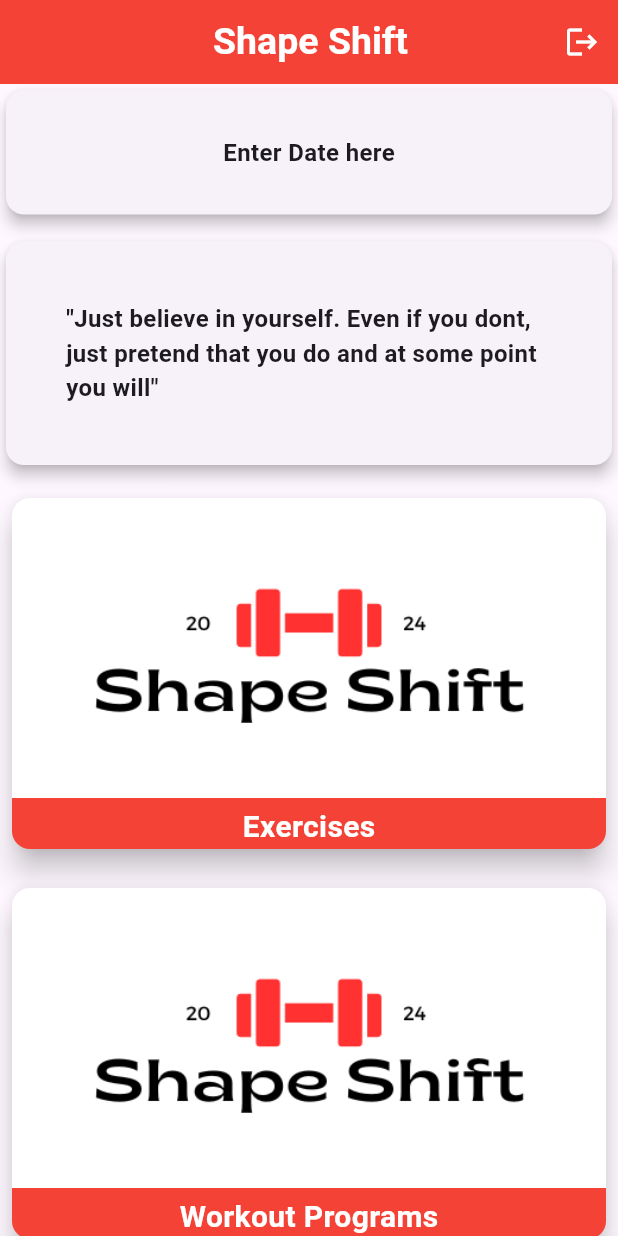
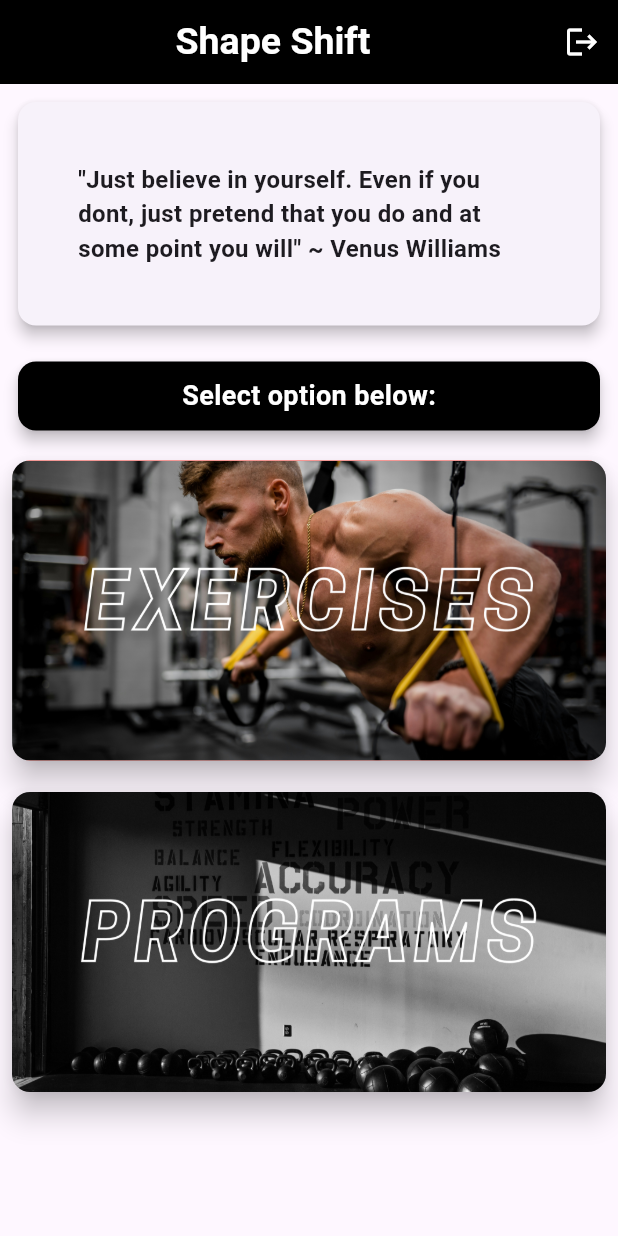
Before and after one commit to ReinoRabbit/personal_project, a Flutter app: the screen it shows once a user with an empty profile is signed in, on a phone screen of 412 x 824 dp. Run offline on Flutter 3.47's test engine with Material 3 defaults, Android fonts, the light colour scheme and no system bars; our stand-ins replace firebase_auth, firebase_core; accounts and stored records are empty; network calls fail.

Commit message:
fully built dashboard page

```diff
--- a/lib/components/button_reusable.dart
+++ b/lib/components/button_reusable.dart
@@ -11,9 +11,9 @@ Container reusableButton (BuildContext context, bool isLogin, Function onTap) {
       style: ButtonStyle(
         backgroundColor: MaterialStateProperty.resolveWith((states) {
           if (states.contains(MaterialState.pressed)) {
-            return Colors.green;
+            return Colors.deepPurple;
           }
-          return Colors.red;
+          return Colors.black;
         }),
         shape: MaterialStateProperty.all<RoundedRectangleBorder>(
           RoundedRectangleBorder(borderRadius: BorderRadius.circular(20))
--- a/lib/ui/dashboard_page.dart
+++ b/lib/ui/dashboard_page.dart
@@ -1,5 +1,7 @@
 import 'package:firebase_auth/firebase_auth.dart';
 import 'package:flutter/material.dart';
+import 'package:personal_project/ui/exercises_page.dart';
+import 'package:personal_project/ui/programs_page.dart';
 
 class DashboardPage extends StatefulWidget {
   const DashboardPage({super.key});
@@ -16,11 +18,11 @@ class _DashboardPageState extends State<DashboardPage> {
   Widget build(BuildContext context) {
     return Scaffold(
       appBar: AppBar(
-        title: const Center(child: Padding(
-          padding: EdgeInsets.only(left: 50),
-          child: Text("Shape Shift", style: TextStyle(fontSize: 25, fontWeight: FontWeight.bold, color: Colors.white)),
-        )),
-        backgroundColor: Colors.red,
+        title: const Center(child:
+          Text("Shape Shift", style: TextStyle(fontSize: 25, fontWeight: FontWeight.bold, color: Colors.white)),
+        ),
+        iconTheme: const IconThemeData(color: Colors.black),
+        backgroundColor: Colors.black,
         elevation: 0,
         actions: <Widget>[IconButton(icon: const Icon(Icons.logout), color: Colors.white, onPressed: () {
           FirebaseAuth.instance.signOut();
@@ -32,21 +34,24 @@ class _DashboardPageState extends State<DashboardPage> {
         child: Column(
             crossAxisAlignment: CrossAxisAlignment.start,
             children: <Widget>[
-              SizedBox(
-                width: double.infinity, // Set width to 100%
-                child: Card(
-                  elevation: 4,
-                  shape: RoundedRectangleBorder(
-                    borderRadius: BorderRadius.circular(12.0),
-                  ),
-                  child: const Padding(
-                    padding: EdgeInsets.all(30.0),
-                    child: Center(
-                      child: Text(
-                        'Enter Date here',
-                        style: TextStyle(
-                          fontSize: 16.0,
-                          fontWeight: FontWeight.bold,
+              Padding(
+                padding: const EdgeInsets.all(8.0),
+                child: SizedBox(
+                  width: double.infinity,
+                  child: Card(
+                    elevation: 4,
+                    shape: RoundedRectangleBorder(
+                      borderRadius: BorderRadius.circular(12.0),
+                    ),
+                    child: const Padding(
+                      padding: EdgeInsets.all(40.0),
+                      child: Center(
+                        child: Text(
+                          '"Just believe in yourself. Even if you dont, just pretend that you do and at some point you will" ~ Venus Williams',
+                          style: TextStyle(
+                            fontSize: 16.0,
+                            fontWeight: FontWeight.bold,
+                          ),
                         ),
                       ),
                     ),
@@ -54,25 +59,29 @@ class _DashboardPageState extends State<DashboardPage> {
                 ),
               ),
 
-              // 2nd card
 
-              const SizedBox(height: 10),
+              //second card
 
-              SizedBox(
-                width: double.infinity,
-                child: Card(
-                  elevation: 4,
-                  shape: RoundedRectangleBorder(
-                    borderRadius: BorderRadius.circular(12.0),
-                  ),
-                  child: const Padding(
-                    padding: EdgeInsets.all(40.0),
-                    child: Center(
-                      child: Text(
-                        '"Just believe in yourself. Even if you dont, just pretend that you do and at some point you will"',
-                        style: TextStyle(
-                          fontSize: 16.0,
-                          fontWeight: FontWeight.bold,
+              Padding(
+                padding: const EdgeInsets.all(8.0),
+                child: SizedBox(
+                  width: double.infinity, // Set width to 100%
+                  child: Card(
+                    color: Colors.black,
+                    elevation: 4,
+                    shape: RoundedRectangleBorder(
+                      borderRadius: BorderRadius.circular(12.0),
+                    ),
+                    child: const Padding(
+                      padding: EdgeInsets.all(10.0),
+                      child: Center(
+                        child: Text(
+                          'Select option below:',
+                          style: TextStyle(
+                            fontSize: 18.0,
+                            fontWeight: FontWeight.bold,
+                            color: Colors.white,
+                          ),
                         ),
                       ),
                     ),
@@ -80,8 +89,7 @@ class _DashboardPageState extends State<DashboardPage> {
                 ),
               ),
 
-              const SizedBox(height: 10,),
-              //workout image button
+              //exercise image button
 
               Center(
                 child: Padding(
@@ -93,26 +101,26 @@ class _DashboardPageState extends State<DashboardPage> {
                     color: Colors.red,
                     child: InkWell(
                       onTap: () {
-
+                        Navigator.push(context, MaterialPageRoute(builder: ((context) => const ExercisesPage())));
                       },
                       child: Column(
                         mainAxisSize: MainAxisSize.min,
                         children: [
                           Ink.image(
-                            image: const AssetImage("lib/images/logo.png"),
+                            image: const AssetImage("lib/images/11.png"),
                             height: 200,
                             width: double.infinity,
                             fit: BoxFit.cover,
                           ),
-                          const SizedBox(height: 5,),
-                          const Text(
-                            "Exercises",
-                            style: TextStyle(
-                              fontSize: 20,
-                              fontWeight: FontWeight.bold,
-                              color: Colors.white,
-                            ),
-                          ),
+                          // const SizedBox(height: 5,),
+                          // const Text(
+                          //   "Exercises",
+                          //   style: TextStyle(
+                          //     fontSize: 20,
+                          //     fontWeight: FontWeight.bold,
+                          //     color: Colors.white,
+                          //   ),
+                          // ),
                         ],
                       ),
                     ),
@@ -120,7 +128,7 @@ class _DashboardPageState extends State<DashboardPage> {
                 ),
               ),
 
-              const SizedBox(height: 10,),
+              const SizedBox(height: 5,),
 
               //workout program image button
 
@@ -134,26 +142,26 @@ class _DashboardPageState extends State<DashboardPage> {
                     color: Colors.red,
                     child: InkWell(
                       onTap: () {
-
+                        Navigator.push(context, MaterialPageRoute(builder: ((context) => const ProgramsPage())));
                       },
                       child: Column(
                         mainAxisSize: MainAxisSize.min,
                         children: [
                           Ink.image(
-                            image: const AssetImage("lib/images/logo.png"),
+                            image: const AssetImage("lib/images/22.png"),
                             height: 200,
                             width: double.infinity,
                             fit: BoxFit.cover,
                           ),
-                          const SizedBox(height: 5,),
-                          const Text(
-                            "Workout Programs",
-                            style: TextStyle(
-                              fontSize: 20,
-                              fontWeight: FontWeight.bold,
-                              color: Colors.white,
-                            ),
-                          ),
+                          // const SizedBox(height: 5,),
+                          // const Text(
+                          //   "Workout Programs",
+                          //   style: TextStyle(
+                          //     fontSize: 20,
+                          //     fontWeight: FontWeight.bold,
+                          //     color: Colors.white,
+                          //   ),
+                          // ),
                         ],
                       ),
                     ),
```
Also changed, not shown: lib/ui/exercises_page.dart (added, +39 -0 lines), lib/ui/login_page.dart (+5 -5 lines), lib/ui/password_forgot.dart (+16 -4 lines), lib/ui/programs_page.dart (added, +37 -0 lines), lib/ui/signup_page.dart (+4 -4 lines), lib/images/11.png (added), lib/images/22.png (added), lib/images/newlogo.png (added).
